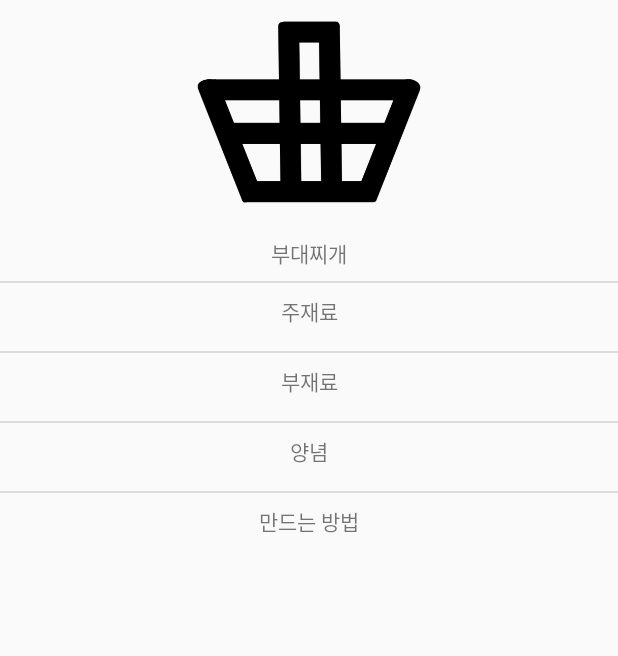
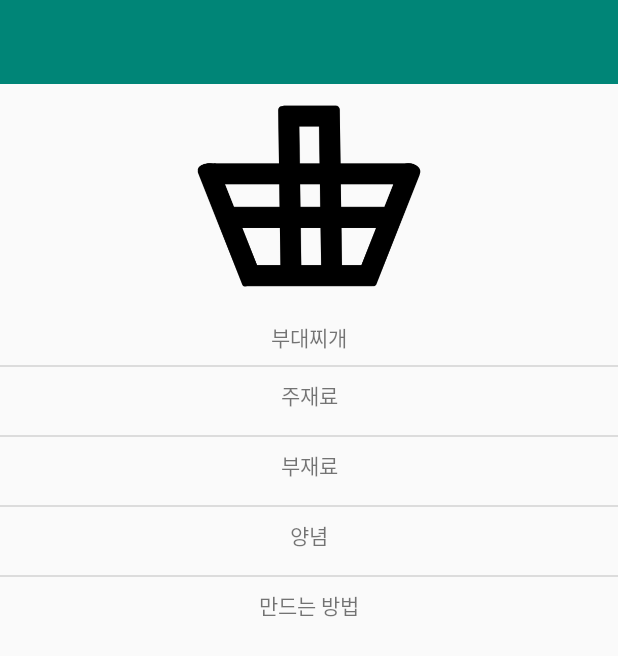
Before and after one commit to jiki94/CapstoneDesign, an Android app: the layout activity_recipe_detail.xml on its own in the app's theme, with its tools: preview values and no code run, on a phone screen of 412 x 824 dp. Shown: the top 656 px of the screen. Run offline under Robolectric (Android 15) with nearby library versions, the phone set to English and light mode, and no system bars.

Commit message:
레시피 거부 기능 추가

```diff
--- a/app/app/src/main/java/com/example/expirationdateapp/AppContainerViewModelFactory.java
+++ b/app/app/src/main/java/com/example/expirationdateapp/AppContainerViewModelFactory.java
@@ -32,7 +32,7 @@ public class AppContainerViewModelFactory implements ViewModelProvider.Factory{
             return (T) new RecipeListViewModel(appContainer.getRecipeInfoRepository());
         else if (modelClass.equals(RecipeDetailViewModel.class))
             return (T) new RecipeDetailViewModel(appContainer.getRecipeInfoRepository(), appContainer.getRecipeIngredientRepository(),
-                    appContainer.getRecipeProgressRepository());
+                    appContainer.getRecipeProgressRepository(), appContainer.getDislikedRecipeRepository());
 
         throw new IllegalArgumentException("There is factory does not support " + modelClass.getName());
     }
--- a/app/app/src/main/java/com/example/expirationdateapp/db/AppRoomDatabase.java
+++ b/app/app/src/main/java/com/example/expirationdateapp/db/AppRoomDatabase.java
@@ -13,7 +13,8 @@ import java.util.concurrent.Executors;
     RecipeInfo.class,
     RecipeIngredient.class,
     RecipeProgress.class,
-    MainIngredientCount.class
+    MainIngredientCount.class,
+    DislikedRecipe.class
     },
     version =  1,
     exportSchema = false
@@ -25,6 +26,7 @@ public abstract class AppRoomDatabase extends RoomDatabase{
     public abstract RecipeIngredientDao recipeIngredientDao();
     public abstract RecipeProgressDao recipeProgressDao();
     public abstract MainIngredientCountDao mainIngredientCountDao();
+    public abstract DislikedRecipeDao dislikedRecipeDao();
 
     private static final int NUMBER_OF_THREADS = 4;
 
--- a/app/app/src/main/java/com/example/expirationdateapp/db/RecipeInfoDao.java
+++ b/app/app/src/main/java/com/example/expirationdateapp/db/RecipeInfoDao.java
@@ -17,7 +17,8 @@ public interface RecipeInfoDao {
 
     @Query("SELECT r.* FROM RecipeInfo as r " +
             "INNER JOIN (SELECT mi.recipeCode , IFNULL(CAST(havecount as DOUBLE)/allCount, 0) as percentage from " +
-            "(SELECT recipeCode, count as allCount FROM MainIngredientCount) as mi " +
+            "(SELECT recipeCode, count as allCount FROM MainIngredientCount" +
+            " WHERE recipeCode NOT IN (SELECT * FROM DislikedRecipe)) as mi " +
             "LEFT JOIN (SELECT recipeCode, count(*) as havecount FROM RecipeIngredient " +
             "WHERE ingredientName IN " +
             "(SELECT name FROM PRODUCT WHERE inBasket = 0 AND " +
@@ -28,6 +29,7 @@ public interface RecipeInfoDao {
             "ORDER BY percentage DESC")
     LiveData<List<RecipeInfo>> getRecommendRecipes(LocalDate now);
 
-    @Query("SELECT * FROM RecipeInfo WHERE instr(recipeName, :givenString) > 0")
+    @Query("SELECT * FROM RecipeInfo WHERE instr(recipeName, :givenString) > 0 " +
+            "AND recipeCode NOT IN (SELECT * FROM DislikedRecipe)")
     LiveData<List<RecipeInfo>> getRecommendRecipes(String givenString);
 }
--- a/app/app/src/main/java/com/example/expirationdateapp/recipe/RecipeFragment.java
+++ b/app/app/src/main/java/com/example/expirationdateapp/recipe/RecipeFragment.java
@@ -16,6 +16,9 @@ import androidx.recyclerview.widget.LinearLayoutManager;
 import androidx.recyclerview.widget.RecyclerView;
 
 import android.view.LayoutInflater;
+import android.view.Menu;
+import android.view.MenuInflater;
+import android.view.MenuItem;
 import android.view.View;
 import android.view.ViewGroup;
 import android.widget.LinearLayout;
@@ -27,7 +30,6 @@ import com.example.expirationdateapp.AppContainerViewModelFactory;
 import com.example.expirationdateapp.MyApplication;
 import com.example.expirationdateapp.R;
 import com.example.expirationdateapp.db.RecipeInfo;
-import com.example.expirationdateapp.viewing.ViewTabViewModel;
 
 import java.util.ArrayList;
 import java.util.List;
@@ -105,6 +107,7 @@ public class RecipeFragment extends Fragment implements RecipeListRecyclerViewAd
         });
     }
 
+    // RecipeListRecyclerViewAdapter.ItemClickedListener 구현
     @Override
     public void onItemClicked(RecipeInfo clickedRecipe) {
         Intent intent = new Intent(requireContext(), RecipeDetailActivity.class);
--- a/app/app/src/main/res/layout/activity_recipe_detail.xml
+++ b/app/app/src/main/res/layout/activity_recipe_detail.xml
@@ -12,13 +12,24 @@
         android:layout_height="wrap_content"
         android:paddingBottom="0dp">
 
+        <androidx.appcompat.widget.Toolbar
+            android:id="@+id/recipeDetailAct_toolbar_top"
+            android:layout_width="0dp"
+            android:layout_height="wrap_content"
+            android:background="?attr/colorPrimary"
+            android:minHeight="?attr/actionBarSize"
+            android:theme="?attr/actionBarTheme"
+            app:layout_constraintEnd_toEndOf="@+id/recipeDetailAct_constraint_layout_main"
+            app:layout_constraintStart_toStartOf="@+id/recipeDetailAct_constraint_layout_main"
+            app:layout_constraintTop_toTopOf="@+id/recipeDetailAct_constraint_layout_main" />
+
         <ImageView
             android:id="@+id/recipeDetailAct_img_recipe"
             android:layout_width="150dp"
             android:layout_height="150dp"
             app:layout_constraintEnd_toEndOf="@+id/recipeDetailAct_constraint_layout_main"
             app:layout_constraintStart_toStartOf="@+id/recipeDetailAct_constraint_layout_main"
-            app:layout_constraintTop_toTopOf="@+id/recipeDetailAct_constraint_layout_main"
+            app:layout_constraintTop_toBottomOf="@+id/recipeDetailAct_toolbar_top"
             app:srcCompat="@drawable/basket" />
 
         <TextView
--- a/app/app/src/main/res/values/strings.xml
+++ b/app/app/src/main/res/values/strings.xml
@@ -69,4 +69,6 @@
     <string name="text_recipe_progress">만드는 방법</string>
     <string name="text_tip">팁</string>
     <string name="text_no_recipe_to_show">보여줄 레시피 없습니다.</string>
+    <string name="text_no_show">거부</string>
+    <string name="text_yes_show">허용</string>
 </resources>
```
Also changed, not shown: app/app/src/main/java/com/example/expirationdateapp/AppContainer.java (+7 -0 lines), app/app/src/main/java/com/example/expirationdateapp/db/DislikedRecipe.java (added, +15 -0 lines), app/app/src/main/java/com/example/expirationdateapp/db/DislikedRecipeDao.java (added, +18 -0 lines), app/app/src/main/java/com/example/expirationdateapp/db/DislikedRecipeRepository.java (added, +29 -0 lines), app/app/src/main/java/com/example/expirationdateapp/recipe/RecipeDetailActivity.java (+36 -2 lines), app/app/src/main/java/com/example/expirationdateapp/recipe/RecipeDetailViewModel.java (+11 -1 lines), app/app/src/main/res/menu/recipe_detail_toolbar.xml (added, +9 -0 lines).
